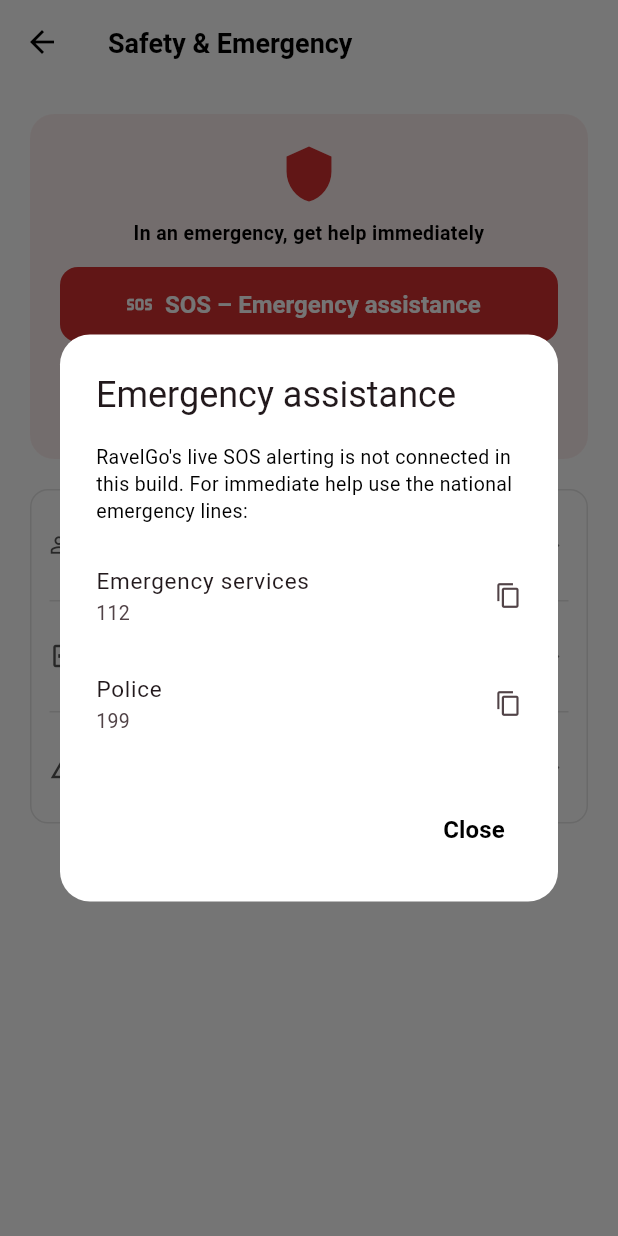
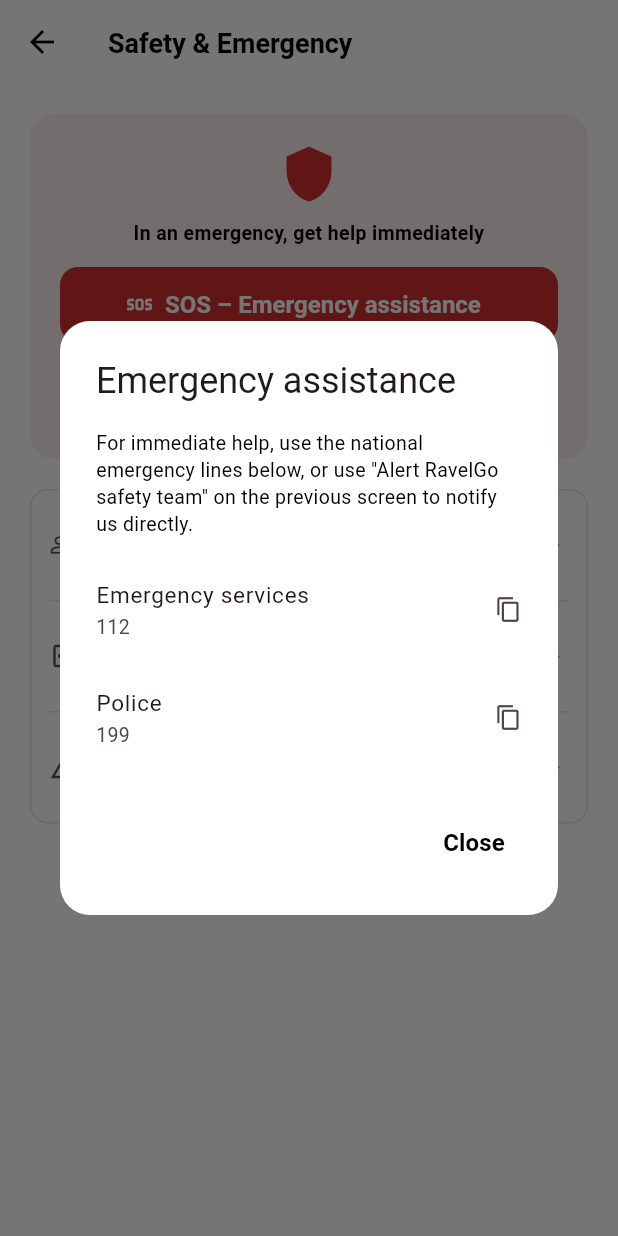
Before and after one commit to MariaD137/ravelgo, a Flutter app: the EmergencyScreen screen opened directly, after a tap on "SOS – Emergency assistance", on a phone screen of 412 x 824 dp. Run offline on Flutter 3.47's test engine with Material 3 defaults, Android fonts, the phone set to English and light mode, and no system bars; our stand-ins replace flutter_dotenv, geolocator, google_maps_flutter, image_picker, qr_flutter, share_plus and 2 more; missing offline and left inert: amazon_cognito_identity_dart_2, amplify_auth_cognito, amplify_flutter, amplify_push_notifications_pinpoint; accounts and stored records are empty.

Commit message:
housekeeping: fix stale auth/safety comments left behind by earlier work
Swept both apps for comments/copy claiming a feature "isn't connected"
or is "session only" that a later commit in this same project had
already made real, and fixed the ones that were actually wrong:

- driver_app's Safety & Emergency screen: its own class doc comment and
  the emergency-numbers dialog both still said "no safety/alerting
  backend is connected" / "live SOS alerting is not connected in this
  build" directly above a working "Alert RavelGo safety team" button
  that calls the real POST /api/emergency-alerts backend. Corrected to
  describe what's actually wired (SOS + fraud reporting are real;
  trusted contacts and live location sharing genuinely are not).
- Three user_app screens (Communication toggles, Surge notifications,
  Language selection) said their saved value only lasted "for this
  session" — no longer true since RiderAppState now persists to disk.
  Reworded to say what's actually true: persisted on-device, with no
  backend counterpart to sync to yet.
- AddressSearch's doc comment updated to match (RiderAppState
  persistence) and to note the real Places-backed search already used
  for ride booking (PlaceSearchScreen) isn't what this saved-address
  flow uses — its suggestion list is still demo data, which remains an
  accurate, honest disclosure rather than something to silently fix
  here.

Full validation for this session's work across all four surfaces:
- backend: tsc --noEmit clean, eslint clean (one pre-existing, unrelated
  warning in a test file this session never touched), full suite
  436/436 (one transient failure on a first run reproduced as a pass on
  immediate re-run, isolated to the flaky run and not tied to any file
  this session changed).
- infra: tsc --noEmit clean; cdk synth --all clean for both
  envName=production and envName=staging.
- user_app: flutter analyze 117 issues (0 errors); flutter test 10/10.
- driver_app: flutter analyze 31 issues (0 errors); flutter test 5/5.
- admin_app: flutter analyze 63 issues (0 errors); flutter test 17/17.
- openapi.yaml parses as valid YAML; openapi.routes tests pass.

Co-Authored-By: Claude Sonnet 5 <noreply@anthropic.com>
Claude-Session: https://claude.ai/code/session_012REaxMbtpeYmiZ4EjXVScC

```diff
--- a/driver_app/lib/views/safety/emergency_screen.dart
+++ b/driver_app/lib/views/safety/emergency_screen.dart
@@ -6,10 +6,12 @@ import 'package:ravelgo_driver_app/theme/app_theme.dart';
 
 /// Safety & Emergency hub.
 ///
-/// BACKEND BOUNDARY: no safety/alerting backend is connected, so nothing
-/// here claims an alert was delivered. Emergency numbers copy to the
-/// clipboard (no dialer plugin in this build), trusted contacts are kept
-/// in local session state, and backend-dependent features say so.
+/// "Alert RavelGo safety team" and "Fraud & suspicious activity" call the
+/// real POST /api/emergency-alerts backend (DriverApi.raiseSos /
+/// reportFraud) — an alert really does reach the admin safety queue.
+/// Emergency numbers copy to the clipboard (no dialer plugin in this
+/// build); trusted contacts are local-only (no backend model for them);
+/// live location sharing with a contact is not built, and says so.
 class EmergencyScreen extends StatefulWidget {
   const EmergencyScreen({super.key});
 
@@ -51,9 +53,8 @@ class _EmergencyScreenState extends State<EmergencyScreen> {
           mainAxisSize: MainAxisSize.min,
           crossAxisAlignment: CrossAxisAlignment.start,
           children: [
-            const Text(
-                'RavelGo\'s live SOS alerting is not connected in this build. '
-                'For immediate help use the national emergency lines:'),
+            const Text('For immediate help, use the national emergency lines below, '
+                'or use "Alert RavelGo safety team" on the previous screen to notify us directly.'),
             const SizedBox(height: 12),
             ListTile(
               contentPadding: EdgeInsets.zero,
@@ -104,7 +105,7 @@ class _EmergencyScreenState extends State<EmergencyScreen> {
                   style: TextStyle(fontWeight: FontWeight.w700, fontSize: 16)),
               const SizedBox(height: 4),
               const Text(
-                'Saved for this session. Automatic trip sharing starts working once the trips service is connected.',
+                'Saved on this device only. Automatically sharing your live location with a contact during a trip is not built yet.',
                 style: TextStyle(fontSize: 12.5, color: AppColors.textSecondary),
               ),
               const SizedBox(height: 12),
--- a/user_app/lib/views/AccountView/CommunicationTogglePage.dart
+++ b/user_app/lib/views/AccountView/CommunicationTogglePage.dart
@@ -24,7 +24,8 @@ class _CommunicationTogglePageState
     "Whatsapp": false,
   };
 
-  // LOCAL STATE ONLY: saved into RiderAppState for this session. There's no
+  // Saved into RiderAppState, which persists to on-device storage (see
+  // Model/app_state.dart) — it survives an app restart. There's no
   // backend concept of per-channel notification preferences yet, so this
   // isn't sent anywhere - the point is that Save actually persists the
   // choice instead of silently discarding it.
--- a/user_app/lib/views/AccountView/SurgeNotificationPage.dart
+++ b/user_app/lib/views/AccountView/SurgeNotificationPage.dart
@@ -11,8 +11,8 @@ class SurgeNotificationPage extends StatefulWidget {
 }
 
 class _SurgeNotificationPageState extends State<SurgeNotificationPage> {
-  // LOCAL STATE ONLY: saved into RiderAppState for this session — there's no
-  // backend concept of this preference yet.
+  // Saved into RiderAppState, which persists to on-device storage (see
+  // Model/app_state.dart) — there's no backend concept of this preference yet.
   late bool isPushEnabled = RiderAppState.instance.surgeNotificationsEnabled;
 
   void _save() {
--- a/user_app/lib/views/OtherViews/LanguageSelectionScreen.dart
+++ b/user_app/lib/views/OtherViews/LanguageSelectionScreen.dart
@@ -77,8 +77,9 @@ class _LanguageSelectionScreenState extends State<LanguageSelectionScreen> {
                   title: Text(lang["name"]!),
                   trailing: selected ? const Icon(Icons.check, color: AppColors.success) : null,
                   onTap: () {
-                    // LOCAL STATE ONLY: persists the choice for this session;
-                    // wiring it into localization delivery is a follow-up.
+                    // Persisted on-device via RiderAppState (survives an app
+                    // restart); wiring it into actual localization delivery
+                    // (translated strings) is still a follow-up.
                     RiderAppState.instance.setLanguage(lang["name"]!);
                     ScaffoldMessenger.of(context).showSnackBar(
                       SnackBar(content: Text('Language set to ${lang["name"]}')),
```
Also changed, not shown: user_app/lib/views/OtherViews/AddressSearch.dart (+6 -3 lines).
